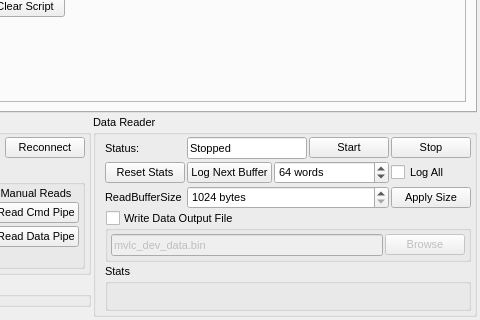
Old version of the form src/mvlc/mvlc_dev_ui.ui in the repository flueke/mvme; both pictures show x 305 to 785 and y 370 to 690 of the 785 by 690 pixel window.
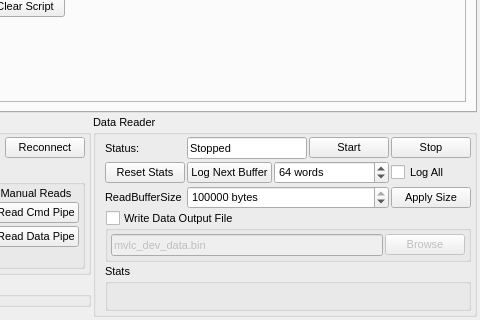
New version of the form.

Commit message: fix ui file for older qt versions

The edit to the form file:
```diff
--- a/src/mvlc/mvlc_dev_ui.ui
+++ b/src/mvlc/mvlc_dev_ui.ui
@@ -575,8 +575,8 @@
           <property name="maximum">
            <number>999999999</number>
           </property>
-          <property name="stepType">
-           <enum>QAbstractSpinBox::AdaptiveDecimalStepType</enum>
+          <property name="value">
+           <number>1048576</number>
           </property>
          </widget>
         </item>
```
